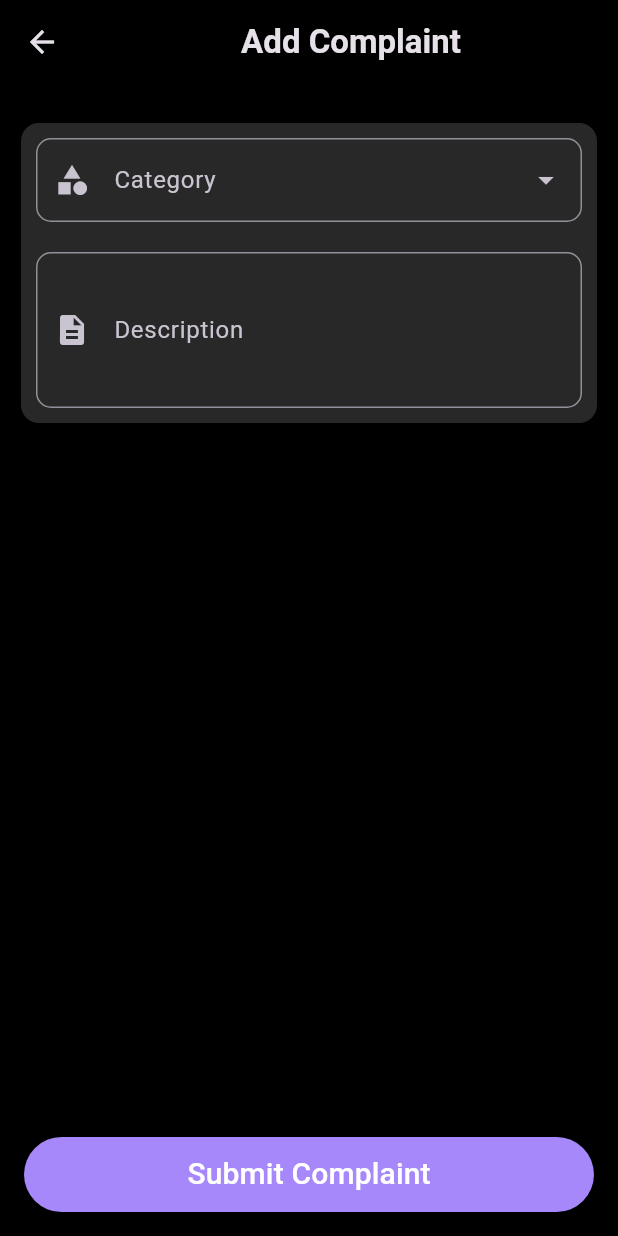
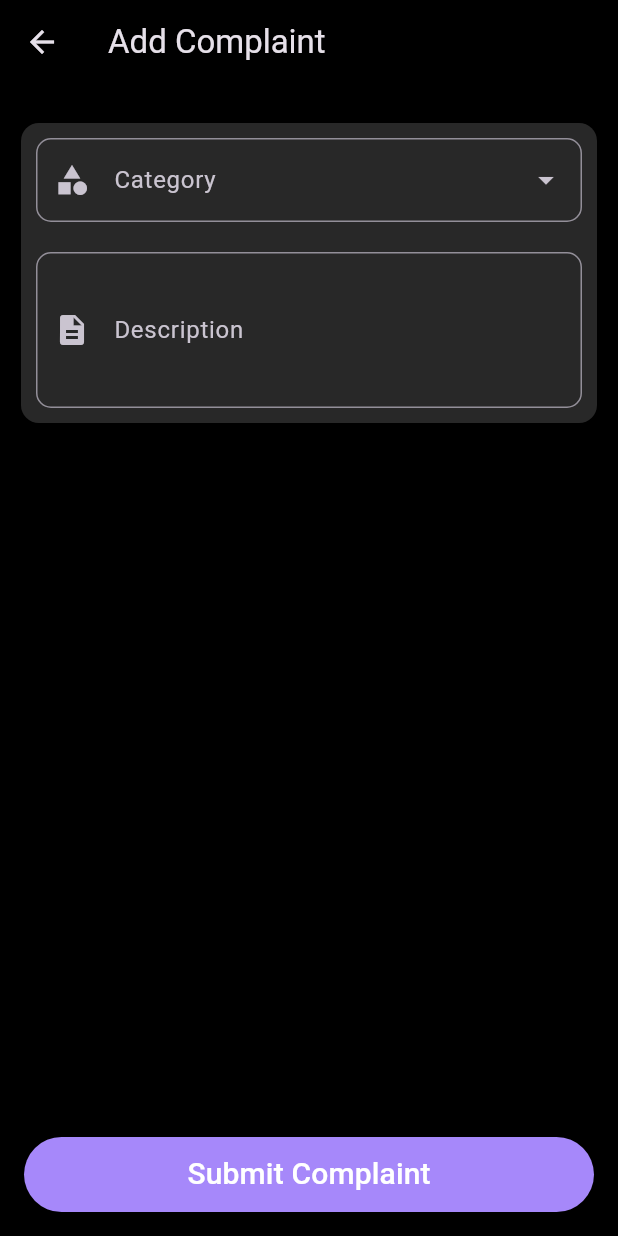
Before and after one commit to drowsy-coder/solveathon24, a Flutter app: the ComplaintFormScreen screen opened directly, on a phone screen of 412 x 824 dp. Run offline on Flutter 3.47's test engine with Material 3 defaults, Android fonts, the phone set to English and light mode, and no system bars; drawn by our look-alikes of dropdown_textfield; our stand-ins replace animated_text_kit, audioplayers, bubble, carousel_slider, cloud_firestore, firebase_auth and 6 more; missing offline and left inert: flutter_face_api, google_mlkit_face_detection; accounts and stored records are empty.

Commit message:
ui changes

```diff
--- a/lib/screens/complaints.dart
+++ b/lib/screens/complaints.dart
@@ -9,28 +9,15 @@ class ComplaintFormScreen extends StatelessWidget {
 
   @override
   Widget build(BuildContext context) {
-    return Container(
-      // decoration: BoxDecoration(
-      //   gradient: LinearGradient(
-      //     begin: Alignment.topCenter,
-      //     end: Alignment.bottomCenter,
-      //     colors: [Colors.black, Colors.grey[900]!],
-      //   ),
-      // ),
-      child: Scaffold(
+    return Scaffold(
       backgroundColor: Colors.black,
       // backgroundColor: Colors.grey[900],
       appBar: AppBar(
-          title: Center(
-              child: const Text(
-            'Add Complaint',
-            style: TextStyle(fontWeight: FontWeight.bold),
-          )),
+        title: Text('Add Complaint'),
         elevation: 0,
         backgroundColor: Colors.transparent,
       ),
       body: const ComplaintsForm(),
-      ),
     );
   }
 }
@@ -160,7 +147,7 @@ class _ComplaintsFormState extends State<ComplaintsForm> {
         Padding(
           padding: const EdgeInsets.all(16),
           child: ElevatedButton(
-            onPressed: (){
+            onPressed: () {
               submitComplaint();
               FocusScope.of(context).unfocus();
             },
```
Also changed, not shown: lib/screens/health_screen.dart (+28 -11 lines). Lines whose indentation alone changed are shown as unchanged.
